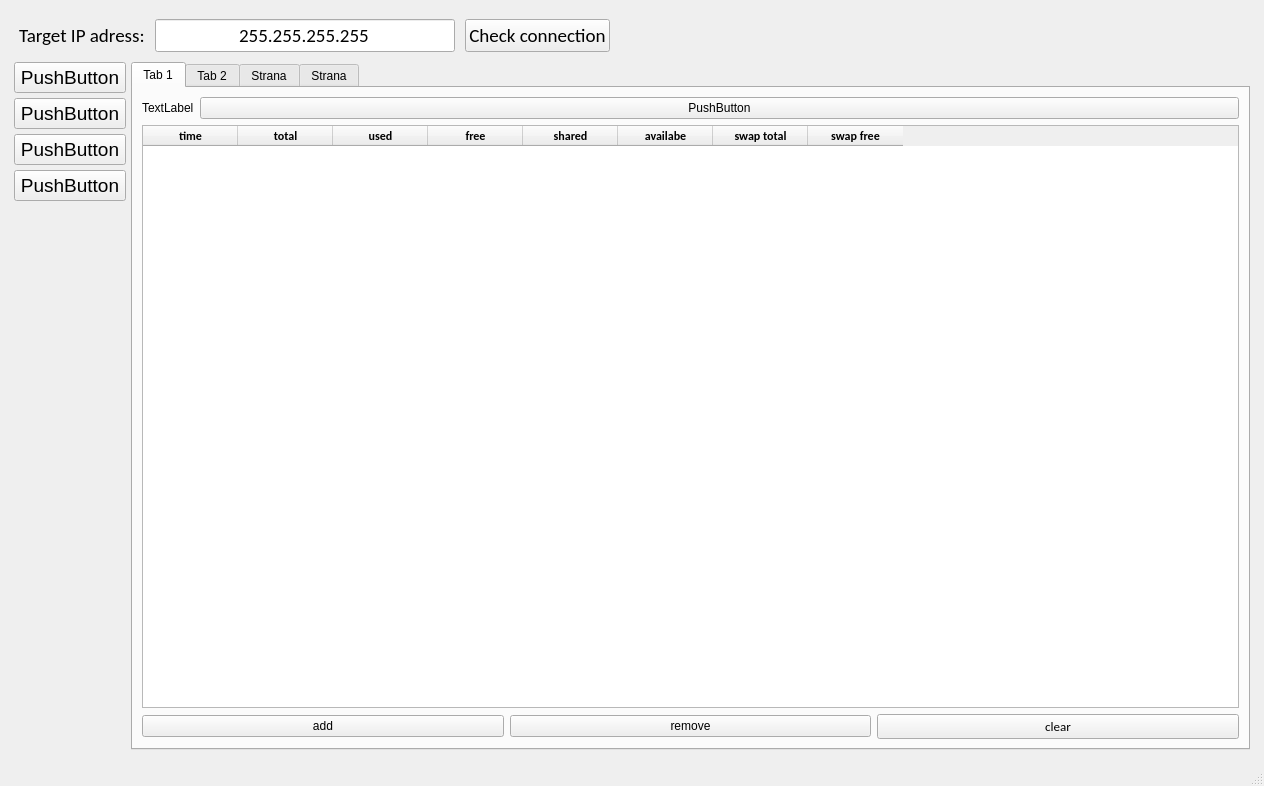
This is GUI/qt5TCMonitorMainWindow.ui in jaroslavkovar80/SSHClient as Qt 5 draws it before an edit. The edited form follows.
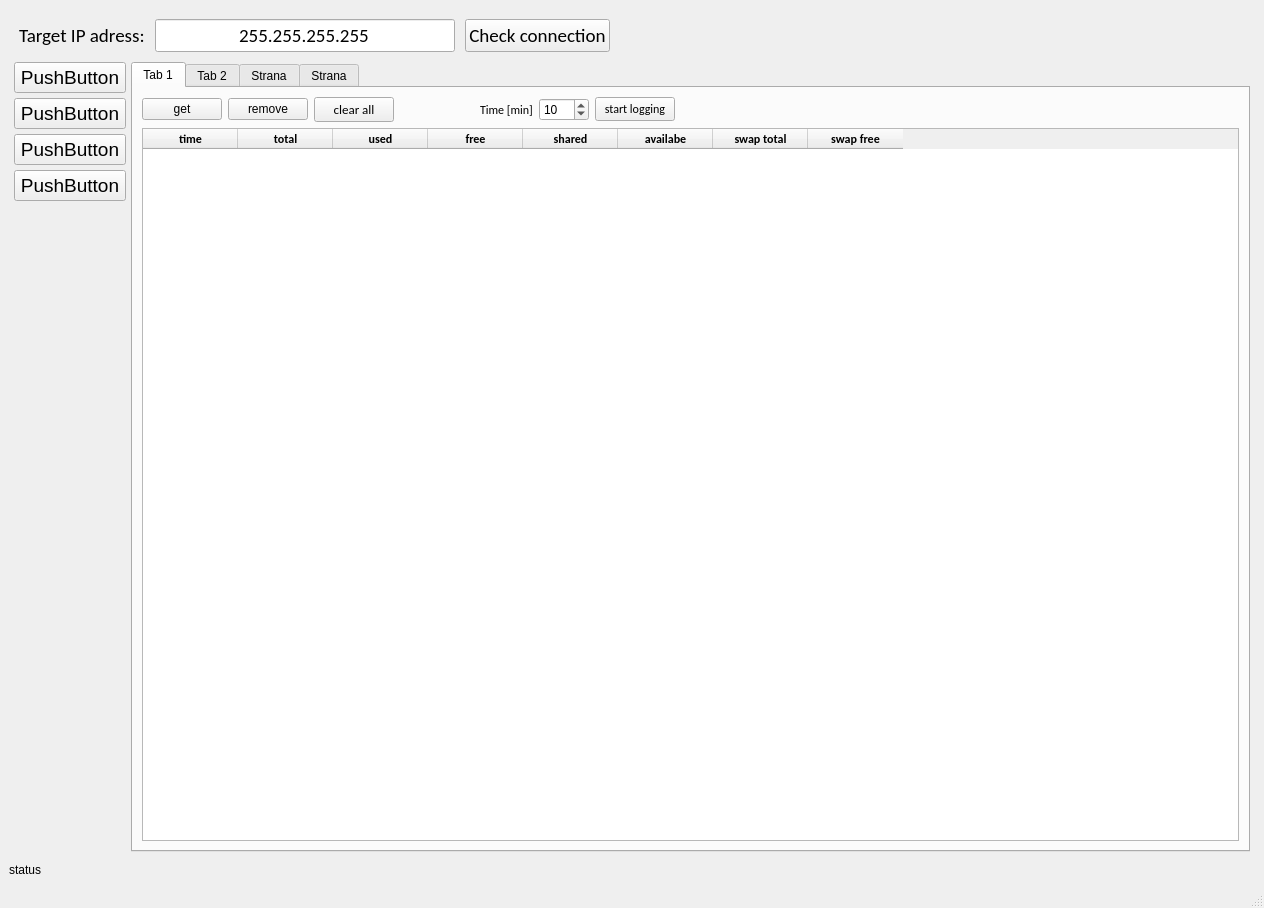
This is the edited form.

Commit message: connection logic + GUI

What changed in the file:
```diff
--- a/GUI/qt5TCMonitorMainWindow.ui
+++ b/GUI/qt5TCMonitorMainWindow.ui
@@ -7,7 +7,7 @@
     <x>0</x>
     <y>0</y>
     <width>1264</width>
-    <height>786</height>
+    <height>908</height>
    </rect>
   </property>
   <property name="minimumSize">
@@ -22,7 +22,7 @@
   <widget class="QWidget" name="centralwidget">
    <layout class="QGridLayout" name="gridLayout">
     <item row="0" column="0">
-     <layout class="QVBoxLayout" name="vlayout1Main" stretch="1,7">
+     <layout class="QVBoxLayout" name="vlayout1Main" stretch="0,0">
       <property name="spacing">
        <number>5</number>
       </property>
@@ -234,23 +234,126 @@
              </attribute>
              <layout class="QVBoxLayout" name="verticalLayout_2">
               <item>
-               <layout class="QHBoxLayout" name="horizontalLayout" stretch="0,10">
+               <layout class="QHBoxLayout" name="horizontalLayout_3">
                 <item>
-                 <widget class="QLabel" name="label">
+                 <widget class="QPushButton" name="btnAddRecordToMemoryTable">
                   <property name="text">
-                   <string>TextLabel</string>
+                   <string>get</string>
                   </property>
                  </widget>
                 </item>
                 <item>
-                 <widget class="QPushButton" name="pushButton">
+                 <widget class="QPushButton" name="btnDelRecordFromMemoryTable">
                   <property name="text">
-                   <string>PushButton</string>
+                   <string>remove</string>
                   </property>
                  </widget>
                 </item>
+                <item>
+                 <widget class="QPushButton" name="btnClearMemoryTable">
+                  <property name="font">
+                   <font>
+                    <family>Calibri</family>
+                    <pointsize>10</pointsize>
+                   </font>
+                  </property>
+                  <property name="text">
+                   <string>clear all</string>
+                  </property>
+                 </widget>
+                </item>
+                <item>
+                 <spacer name="horizontalSpacer_2">
+                  <property name="orientation">
+                   <enum>Qt::Horizontal</enum>
+                  </property>
+                  <property name="sizeType">
+                   <enum>QSizePolicy::Fixed</enum>
+                  </property>
+                  <property name="sizeHint" stdset="0">
+                   <size>
+                    <width>80</width>
+                    <height>20</height>
+                   </size>
+                  </property>
+                 </spacer>
+                </item>
+                <item>
+                 <widget class="QLabel" name="lbAutomaticlogging">
+                  <property name="font">
+                   <font>
+                    <family>Calibri</family>
+                    <pointsize>9</pointsize>
+                    <kerning>true</kerning>
+                   </font>
+                  </property>
+                  <property name="text">
+                   <string>Time [min]</string>
+                  </property>
+                 </widget>
+                </item>
+                <item>
+                 <widget class="QSpinBox" name="spinBoxLoggingTime">
+                  <property name="sizePolicy">
+                   <sizepolicy hsizetype="Fixed" vsizetype="Fixed">
+                    <horstretch>0</horstretch>
+                    <verstretch>0</verstretch>
+                   </sizepolicy>
+                  </property>
+                  <property name="minimumSize">
+                   <size>
+                    <width>50</width>
+                    <height>0</height>
+                   </size>
+                  </property>
+                  <property name="maximumSize">
+                   <size>
+                    <width>50</width>
+                    <height>16777215</height>
+                   </size>
+                  </property>
+                  <property name="minimum">
+                   <number>1</number>
+                  </property>
+                  <property name="maximum">
+                   <number>120</number>
+                  </property>
+                  <property name="value">
+                   <number>10</number>
+                  </property>
+                 </widget>
+                </item>
+                <item>
+                 <widget class="QPushButton" name="btnStartMemoryLogging">
+                  <property name="font">
+                   <font>
+                    <family>Calibri</family>
+                    <pointsize>9</pointsize>
+                   </font>
+                  </property>
+                  <property name="text">
+                   <string>start logging</string>
+                  </property>
+                 </widget>
+                </item>
+                <item>
+                 <spacer name="horizontalSpacer_3">
+                  <property name="orientation">
+                   <enum>Qt::Horizontal</enum>
+                  </property>
+                  <property name="sizeHint" stdset="0">
+                   <size>
+                    <width>40</width>
+                    <height>20</height>
+                   </size>
+                  </property>
+                 </spacer>
+                </item>
                </layout>
               </item>
+              <item>
+               <layout class="QHBoxLayout" name="horizontalLayout" stretch=""/>
+              </item>
               <item>
                <layout class="QHBoxLayout" name="horizontalLayout_2">
                 <item>
@@ -461,37 +564,6 @@
                 </item>
                </layout>
               </item>
-              <item>
-               <layout class="QHBoxLayout" name="horizontalLayout_3">
-                <item>
-                 <widget class="QPushButton" name="btnAddRecordToMemoryTable">
-                  <property name="text">
-                   <string>add</string>
-                  </property>
-                 </widget>
-                </item>
-                <item>
-                 <widget class="QPushButton" name="btnDelRecordFromMemoryTable">
-                  <property name="text">
-                   <string>remove</string>
-                  </property>
-                 </widget>
-                </item>
-                <item>
-                 <widget class="QPushButton" name="btnClearMemoryTable">
-                  <property name="font">
-                   <font>
-                    <family>Calibri</family>
-                    <pointsize>10</pointsize>
-                   </font>
-                  </property>
-                  <property name="text">
-                   <string>clear</string>
-                  </property>
-                 </widget>
-                </item>
-               </layout>
-              </item>
              </layout>
             </widget>
             <widget class="QWidget" name="tabProcesses">
@@ -556,6 +628,13 @@
       </item>
      </layout>
     </item>
+    <item row="1" column="0">
+     <widget class="QLabel" name="lbStatus">
+      <property name="text">
+       <string>status</string>
+      </property>
+     </widget>
+    </item>
    </layout>
   </widget>
   <widget class="QMenuBar" name="menubar">
```
Left out of the diff: 2 changed lines with no effect on the pictures. The commit also changes 5 other files.
